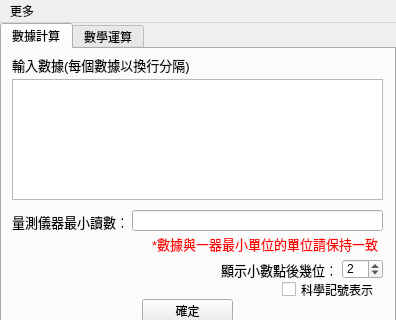
The window that mainwindow.ui (C-W-Z/UncertaintyCalculator) describes before a commit, drawn with Qt 5; both pictures show x 0 to 396 and y 0 to 320 of the 396 by 533 pixel window.
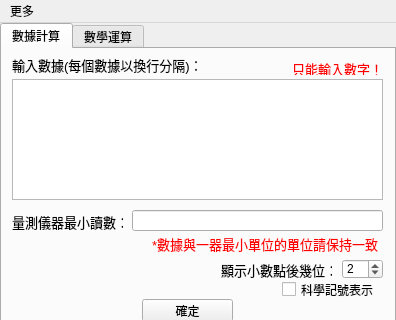
The same window after the commit.

```diff
--- a/mainwindow.ui
+++ b/mainwindow.ui
@@ -35,12 +35,12 @@
        <rect>
         <x>10</x>
         <y>6</y>
-        <width>181</width>
+        <width>191</width>
         <height>20</height>
        </rect>
       </property>
       <property name="text">
-       <string>&lt;span style=&quot;  font-size:10pt;&quot;&gt;輸入數據(每個數據以換行分隔)：&lt;/span&gt;</string>
+       <string>&lt;html&gt;&lt;head/&gt;&lt;body&gt;&lt;p&gt;&lt;span style=&quot; font-size:10pt;&quot;&gt;輸入數據(每個數據以換行分隔)：&lt;/span&gt;&lt;/p&gt;&lt;/body&gt;&lt;/html&gt;</string>
       </property>
      </widget>
      <widget class="QSpinBox" name="spinBox">
@@ -200,6 +200,19 @@
        <string/>
       </property>
      </widget>
+     <widget class="QLabel" name="label_21">
+      <property name="geometry">
+       <rect>
+        <x>290</x>
+        <y>10</y>
+        <width>91</width>
+        <height>16</height>
+       </rect>
+      </property>
+      <property name="text">
+       <string>&lt;html&gt;&lt;head/&gt;&lt;body&gt;&lt;p&gt;&lt;span style=&quot; font-size:10pt; color:#ff0000;&quot;&gt;只能輸入數字！&lt;/span&gt;&lt;/p&gt;&lt;/body&gt;&lt;/html&gt;</string>
+      </property>
+     </widget>
     </widget>
     <widget class="QWidget" name="tab_2">
      <attribute name="title">
```
Left out of the diff: 9 changed lines with no effect on the pictures.
